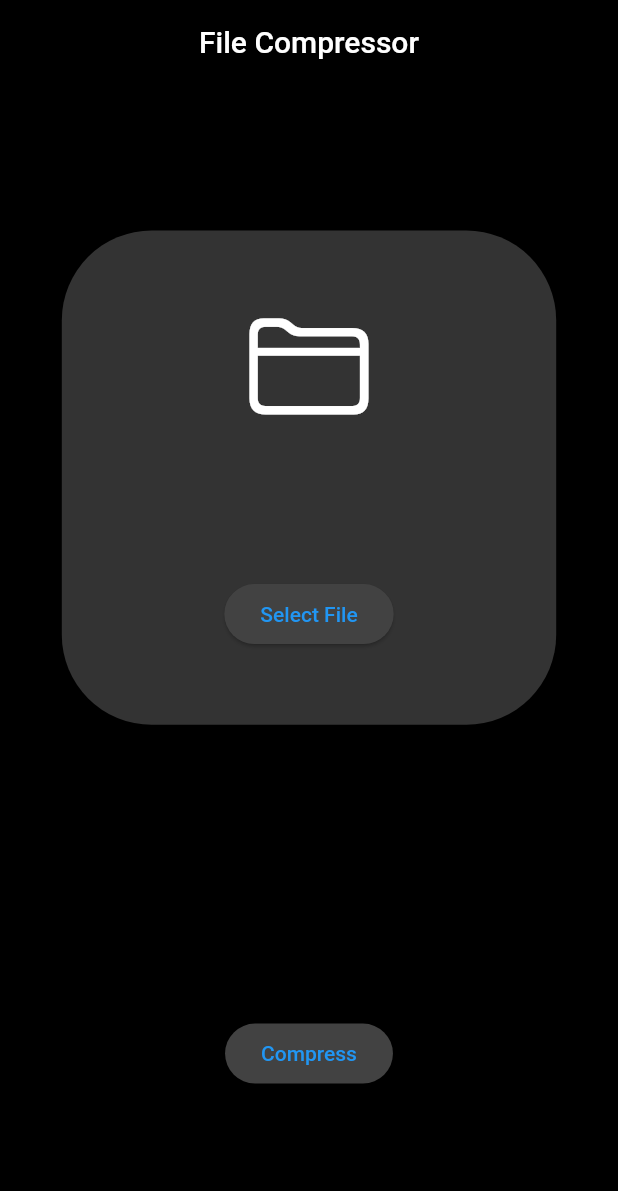
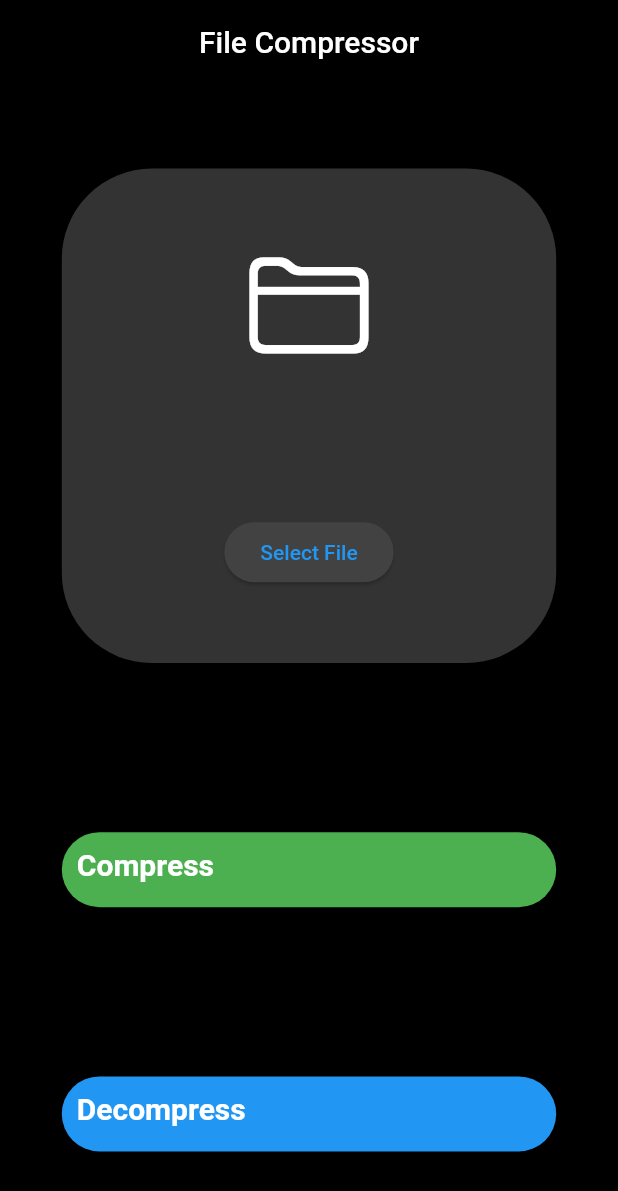
Before and after one commit to jasimameen/file_compressor, a Flutter app: the screen it shows after launch, after a tap on "Compress", on a phone screen of 412 x 824 dp. Shown: the top 1191 px of the screen. Run offline on Flutter 3.47's test engine with Material 2 defaults, Android fonts, the phone set to English and light mode, and no system bars; our stand-ins replace dartz, equatable, file_picker, flutter_bloc, freezed_annotation, get_it; Roboto replaces fonts that are missing (Montserrat).

Commit message:
code cleanup

```diff
--- /dev/null
+++ b/lib/features/app/presentation/pages/my_app.dart
@@ -0,0 +1,37 @@
+import '../../../../core/utils/toast_message.dart';
+
+
+import '../../../file_handler/presentation/bloc/file_handler_bloc.dart';
+import '../../../../injection.dart';
+import '../../../../routes.dart';
+import '../../../../themes.dart';
+import 'package:flutter/material.dart';
+import 'package:flutter_bloc/flutter_bloc.dart';
+
+
+class MyApp extends StatelessWidget {
+  const MyApp({super.key});
+
+  @override
+  Widget build(BuildContext context) {
+    return MultiBlocProvider(
+      providers: [
+        BlocProvider(
+          create: (context) => sl<FileHandlerBloc>(),
+        )
+      ],
+      child: MaterialApp(
+        debugShowCheckedModeBanner: false,
+        scaffoldMessengerKey: ToastMessenger.instance,
+        title: 'File Compressor',
+
+        themeMode: ThemeMode.dark,
+        darkTheme: darkTheme,
+
+        // routes
+        initialRoute: initialRoute,
+        routes: routes,
+      ),
+    );
+  }
+}
--- /dev/null
+++ b/lib/features/data_compression/presentation/bloc/compression_event.dart
@@ -0,0 +1,7 @@
+part of 'compression_bloc.dart';
+
+@freezed
+class CompressionEvent with _$CompressionEvent {
+  const factory CompressionEvent.compress() = _Compress;
+  const factory CompressionEvent.decompress() = _Decompress;
+}
--- /dev/null
+++ b/lib/features/data_compression/presentation/bloc/compression_state.dart
@@ -0,0 +1,10 @@
+part of 'compression_bloc.dart';
+
+@freezed
+class CompressionState with _$CompressionState {
+  const factory CompressionState.initial() = _Initial;
+  const factory CompressionState.compressing() = _Compressing;
+  const factory CompressionState.decompressing() = _Decompressing;
+  const factory CompressionState.error() = _Error;
+  const factory CompressionState.success(DeviceFile deviceFile) = _Success;
+}
--- a/lib/features/data_compression/presentation/bloc/datacompress_event.dart
+++ /dev/null
@@ -1,6 +0,0 @@
-part of 'datacompress_bloc.dart';
-
-@freezed
-class DatacompressEvent with _$DatacompressEvent {
-  const factory DatacompressEvent.started() = _Started;
-}
--- a/lib/features/data_compression/presentation/bloc/datacompress_state.dart
+++ /dev/null
@@ -1,6 +0,0 @@
-part of 'datacompress_bloc.dart';
-
-@freezed
-class DatacompressState with _$DatacompressState {
-  const factory DatacompressState.initial() = _Initial;
-}
--- a/lib/features/data_compression/presentation/pages/home_page.dart
+++ b/lib/features/data_compression/presentation/pages/home_page.dart
@@ -1,5 +1,6 @@
-import 'package:file_compressor/features/data_compression/presentation/bloc/datacompress_bloc.dart';
-import 'package:file_compressor/features/file_handler/file_picker.dart';
+import '../bloc/compression_bloc.dart';
+import '../widgets/custom_button.dart';
+import '../../../file_handler/file_picker.dart';
 import 'package:flutter/cupertino.dart';
 import 'package:flutter/material.dart';
 import 'package:flutter_bloc/flutter_bloc.dart';
@@ -21,15 +22,26 @@ class HomePage extends StatelessWidget {
           children: [
             const SelectFileWidget(),
 
-            // button
-            ElevatedButton(
-              onPressed: () {
-                // compress functionality
+            // Compress Button
+            CustomButton(
+              text: 'Compress',
+              color: Colors.green,
+              onTap: () {
                 context
-                    .read<DatacompressBloc>()
-                    .add(const DatacompressEvent.started());
+                    .read<CompressionBloc>()
+                    .add(const CompressionEvent.compress());
               },
-              child: const Text('Compress'),
+            ),
+
+            // Decompress Button
+            CustomButton(
+              text: 'Decompress',
+              color: Colors.blue,
+              onTap: () {
+                context
+                    .read<CompressionBloc>()
+                    .add(const CompressionEvent.decompress());
+              },
             ),
           ],
         ),
@@ -63,7 +75,6 @@ class SelectFileWidget extends StatelessWidget {
             child: CircularProgressIndicator(),
           );
         }
-
 
         if (file == null || state.isError || !state.isFilePicked) {
           return Column(
--- /dev/null
+++ b/lib/features/data_compression/presentation/widgets/custom_button.dart
@@ -0,0 +1,46 @@
+// ignore_for_file: public_member_api_docs, sort_constructors_first
+import 'package:flutter/material.dart';
+
+// custom button with fields for text, color, and function
+class CustomButton extends StatelessWidget {
+  final double? width;
+  final double? height;
+  final EdgeInsets? padding;
+  final String text;
+  final Color color;
+  final Function() onTap;
+
+  const CustomButton({
+    Key? key,
+    this.width,
+    this.height,
+    this.padding,
+    required this.text,
+    required this.color,
+    required this.onTap,
+  }) : super(key: key);
+
+  @override
+  Widget build(BuildContext context) {
+    return GestureDetector(
+      onTap: onTap,
+      child: Container(
+        width: width ?? MediaQuery.of(context).size.width * 0.8,
+        height: height ?? 50,
+        padding: padding ?? const EdgeInsets.all(10),
+        decoration: BoxDecoration(
+          color: color,
+          borderRadius: BorderRadius.circular(30),
+        ),
+        child: Text(
+          text,
+          style: const TextStyle(
+            fontFamily: 'Montserrat',
+            fontSize: 20,
+            fontWeight: FontWeight.bold,
+          ),
+        ),
+      ),
+    );
+  }
+}
--- a/lib/features/file_handler/data/datasources/file_handler_local_datasource.dart.dart
+++ b/lib/features/file_handler/data/datasources/file_handler_local_datasource.dart.dart
@@ -1,5 +1,5 @@
-import 'package:file_compressor/core/error/exceptions.dart';
-import 'package:file_compressor/features/file_handler/data/models/device_file_model.dart';
+import '../../../../core/error/exceptions.dart';
+import '../models/device_file_model.dart';
 import 'package:file_picker/file_picker.dart';
 
 abstract class FileHandlerLocalDataSource {
--- a/lib/features/file_handler/data/models/device_file_model.dart
+++ b/lib/features/file_handler/data/models/device_file_model.dart
@@ -1,4 +1,4 @@
-import 'package:file_compressor/features/file_handler/domain/entities/device_file.dart';
+import '../../domain/entities/device_file.dart';
 import 'package:file_picker/file_picker.dart';
 
 class DeviceFileModel extends DeviceFile {
--- a/lib/features/file_handler/domain/repositories/files_handler_repository.dart
+++ b/lib/features/file_handler/domain/repositories/files_handler_repository.dart
@@ -1,8 +1,8 @@
 import 'dart:io';
 
 import 'package:dartz/dartz.dart';
-import 'package:file_compressor/core/error/failures.dart';
-import 'package:file_compressor/features/file_handler/domain/entities/device_file.dart';
+import '../../../../core/error/failures.dart';
+import '../entities/device_file.dart';
 
 abstract class FileHandlerRepository {
   Future<Either<Failure, DeviceFile>> pickFileFromLocalStorage();
--- a/lib/features/file_handler/domain/usecases/pick_file_from_local_storage.dart
+++ b/lib/features/file_handler/domain/usecases/pick_file_from_local_storage.dart
@@ -1,8 +1,7 @@
-import 'dart:io';
 
 import 'package:dartz/dartz.dart';
-import 'package:file_compressor/core/usecases/usecases.dart';
-import 'package:file_compressor/features/file_handler/domain/entities/device_file.dart';
+import '../../../../core/usecases/usecases.dart';
+import '../entities/device_file.dart';
 
 import '../../../../core/error/failures.dart';
 import '../repositories/files_handler_repository.dart';
--- a/lib/features/file_handler/presentation/bloc/file_handler_bloc.dart
+++ b/lib/features/file_handler/presentation/bloc/file_handler_bloc.dart
@@ -1,9 +1,7 @@
-import 'package:file_compressor/core/usecases/usecases.dart';
-import 'package:file_compressor/features/file_handler/file_picker.dart';
+import '../../../../core/usecases/usecases.dart';
+import '../../file_picker.dart';
 import 'package:flutter_bloc/flutter_bloc.dart';
 import 'package:freezed_annotation/freezed_annotation.dart';
-import '../../domain/entities/device_file.dart';
-import '../../domain/repositories/files_handler_repository.dart';
 
 part 'file_handler_event.dart';
 part 'file_handler_state.dart';
--- a/lib/injection.dart
+++ b/lib/injection.dart
@@ -1,10 +1,10 @@
-import 'package:file_compressor/features/file_handler/data/datasources/file_handler_local_datasource.dart.dart';
-import 'package:file_compressor/features/file_handler/domain/repositories/files_handler_repository.dart';
-import 'package:file_compressor/features/file_handler/presentation/bloc/file_handler_bloc.dart';
+import 'features/file_handler/data/datasources/file_handler_local_datasource.dart.dart';
+import 'features/file_handler/domain/repositories/files_handler_repository.dart';
+import 'features/file_handler/presentation/bloc/file_handler_bloc.dart';
 import 'package:file_picker/file_picker.dart';
 import 'package:get_it/get_it.dart';
 
-import 'features/data_compression/presentation/bloc/datacompress_bloc.dart';
+import 'features/data_compression/presentation/bloc/compression_bloc.dart';
 import 'features/file_handler/data/repositories/file_handler_repository_impl.dart';
 import 'features/file_handler/domain/usecases/pick_file_from_local_storage.dart';
 
@@ -12,8 +12,8 @@ GetIt sl = GetIt.instance;
 
 void initInjection() {
   _initFileHandlerInjection();
+  _initCompressionInjection();
 }
-
 
 //* ----- File Handler ----- *//
 void _initFileHandlerInjection() {
@@ -35,11 +35,10 @@ void _initFileHandlerInjection() {
   sl.registerLazySingleton(() => FilePicker.platform);
 }
 
-
 //* ----- Compresiion ----- *//
 void _initCompressionInjection() {
   // bloc
-  sl.registerLazySingleton(() => DatacompressBloc(sl()));
+  sl.registerLazySingleton(() => CompressionBloc(sl()));
 
   // usecase
 
@@ -48,5 +47,4 @@ void _initCompressionInjection() {
   // data source
 
   //! external
-
 }
--- a/lib/main.dart
+++ b/lib/main.dart
@@ -1,43 +1,10 @@
-import 'package:file_compressor/core/utils/toast_message.dart';
-import 'package:file_compressor/features/file_handler/data/datasources/file_handler_local_datasource.dart.dart';
-import 'package:file_compressor/features/file_handler/data/repositories/file_handler_repository_impl.dart';
-import 'package:file_compressor/features/file_handler/presentation/bloc/file_handler_bloc.dart';
-import 'package:file_compressor/injection.dart';
-import 'package:file_compressor/routes.dart';
-import 'package:file_compressor/themes.dart';
 import 'package:flutter/material.dart';
-import 'package:flutter_bloc/flutter_bloc.dart';
 
+import 'features/app/presentation/pages/my_app.dart';
+import 'injection.dart';
 
 Future<void> main() async {
   WidgetsFlutterBinding.ensureInitialized();
   initInjection();
   runApp(const MyApp());
 }
-
-class MyApp extends StatelessWidget {
-  const MyApp({super.key});
-
-  @override
-  Widget build(BuildContext context) {
-    return MultiBlocProvider(
-      providers: [
-        BlocProvider(
-          create: (context) => sl<FileHandlerBloc>(),
-        )
-      ],
-      child: MaterialApp(
-        debugShowCheckedModeBanner: false,
-        scaffoldMessengerKey: ToastMessenger.instance,
-        title: 'File Compressor',
-
-        themeMode: ThemeMode.dark,
-        darkTheme: darkTheme,
-
-        // routes
-        initialRoute: initialRoute,
-        routes: routes,
-      ),
-    );
-  }
-}
--- a/lib/routes.dart
+++ b/lib/routes.dart
@@ -1,4 +1,4 @@
-import 'package:file_compressor/features/data_compression/presentation/pages/home_page.dart';
+import 'features/data_compression/presentation/pages/home_page.dart';
 import 'package:flutter/material.dart';
 
 String? initialRoute = HomePage.routeName;
```
Also changed, not shown: lib/features/data_compression/presentation/bloc/compression_bloc.dart (added, +45 -0 lines), lib/features/data_compression/presentation/bloc/datacompress_bloc.dart (deleted, +0 -27 lines), lib/features/file_handler/data/repositories/file_handler_repository_impl.dart (+5 -6 lines), lib/features/data_compression/presentation/bloc/compression_bloc.freezed.dart (added), lib/features/data_compression/presentation/bloc/datacompress_bloc.freezed.dart (deleted), 1 other file.
